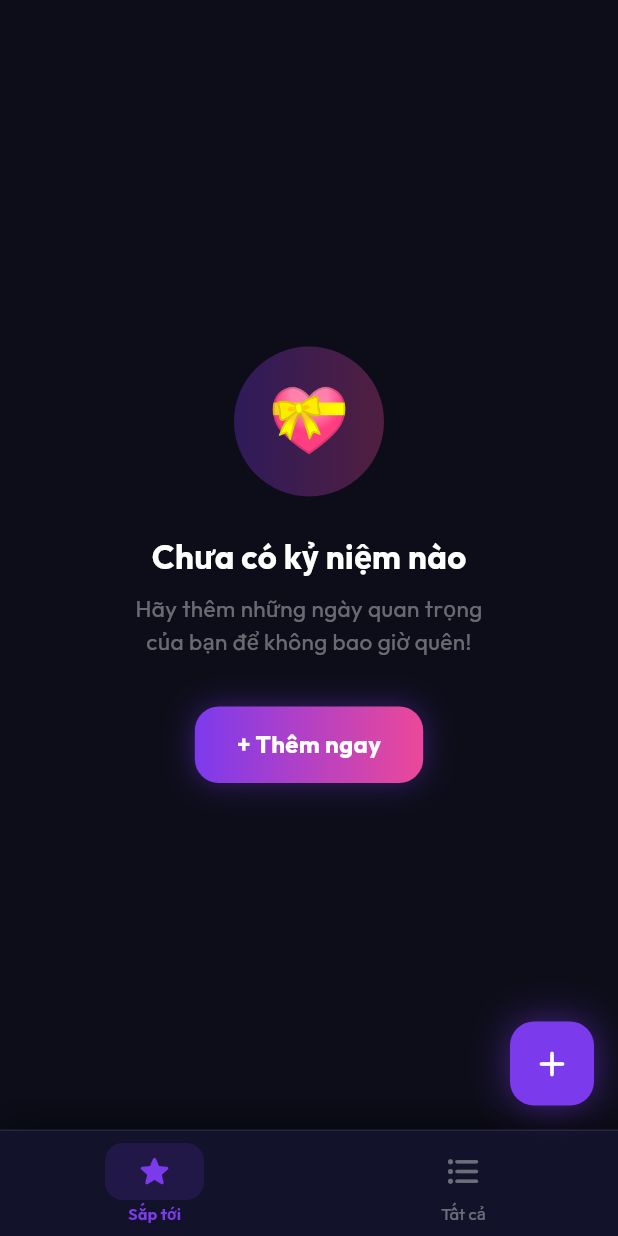
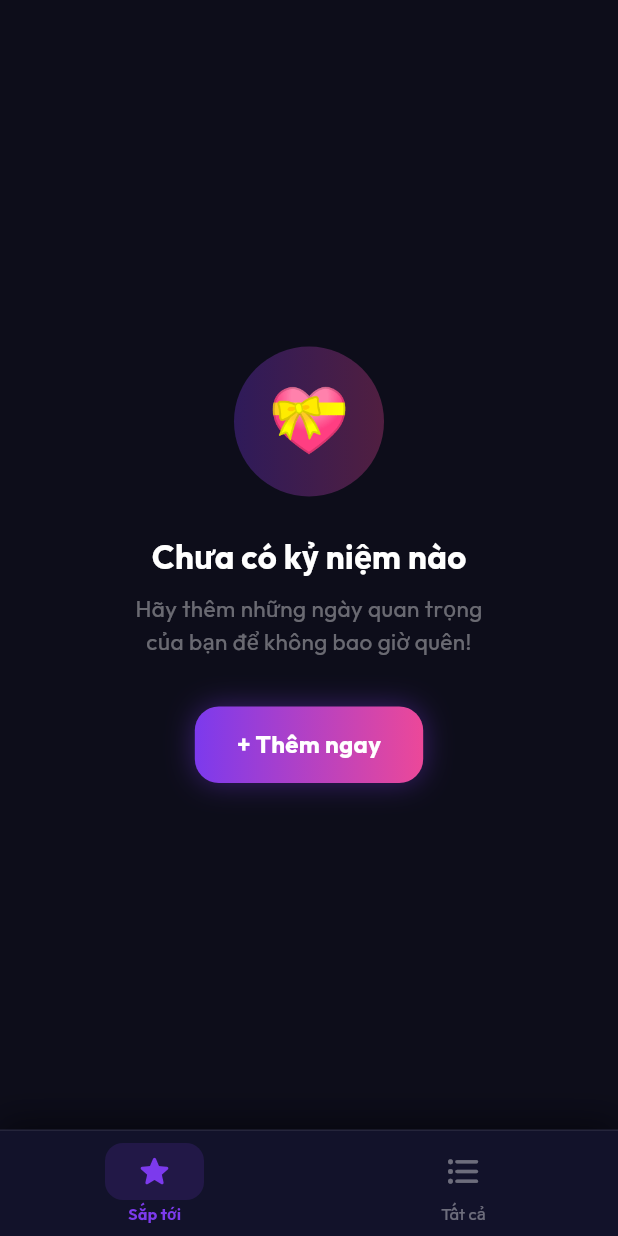
Before and after one commit to namtv95it/countdown_app, a Flutter app: the screen it shows after launch, on a phone screen of 412 x 824 dp. Run offline on Flutter 3.47's test engine with Material 3 defaults, Android fonts, the phone set to English and light mode, and no system bars; our stand-ins replace google_fonts, google_mobile_ads, shared_preferences; missing offline and left inert: lunar; network calls fail.

Commit message:
Update home_screen.dart

```diff
--- a/lib/screens/home_screen.dart
+++ b/lib/screens/home_screen.dart
@@ -236,7 +236,7 @@ class _HomeScreenState extends State<HomeScreen>
               ? _buildHeroTab()
               : _buildAllEventsTab(),
       bottomNavigationBar: _buildBottomNav(),
-      floatingActionButton: _buildFAB(),
+      floatingActionButton: _currentTab == 1 ? _buildFAB() : null,
       floatingActionButtonLocation: FloatingActionButtonLocation.endFloat,
     );
   }
@@ -375,6 +375,20 @@ class _HomeScreenState extends State<HomeScreen>
                           ),
                         ],
                       ),
+                    const SizedBox(width: 12),
+                    // Add Button (Header)
+                    GestureDetector(
+                      onTap: _navigateToAdd,
+                      child: Container(
+                        padding: const EdgeInsets.all(8),
+                        decoration: BoxDecoration(
+                          color: Colors.white.withValues(alpha: 0.15),
+                          borderRadius: BorderRadius.circular(12),
+                          border: Border.all(color: Colors.white24),
+                        ),
+                        child: const Icon(Icons.add_rounded, color: Colors.white, size: 20),
+                      ),
+                    ),
                   ],
                 ),
               ),
@@ -416,7 +430,7 @@ class _HomeScreenState extends State<HomeScreen>
                         ),
                       ),
 
-                      const SizedBox(height: 24),
+                      const SizedBox(height: 16),
 
                       // ── Tên sự kiện ──
                       Text(
@@ -468,7 +482,7 @@ class _HomeScreenState extends State<HomeScreen>
                         ],
                       ),
 
-                      const SizedBox(height: 36),
+                      const SizedBox(height: 16),
 
                       // ── Badge ngày ──
                       AnimatedContainer(
@@ -506,7 +520,7 @@ class _HomeScreenState extends State<HomeScreen>
                         ),
                       ),
 
-                      const SizedBox(height: 32),
+                      const SizedBox(height: 16),
 
                       // ── Countdown boxes: Ngày : Giờ : Phút : Giây ──
                       if (!isToday)
@@ -539,14 +553,50 @@ class _HomeScreenState extends State<HomeScreen>
                           ],
                         ),
 
-                      const SizedBox(height: 32),
+                      const SizedBox(height: 16),
 
-                      // ── Nút xem chi tiết ──
+                      // ── Các nút hành động ──
+                      Row(
+                        mainAxisAlignment: MainAxisAlignment.center,
+                        children: [
+                          if (featured.category.canSuggestProducts) ...[
+                            GestureDetector(
+                              onTap: () {
+                                // TODO: Mở tính năng gợi ý quà tặng
+                              },
+                              child: Container(
+                                padding: const EdgeInsets.symmetric(
+                                    horizontal: 20, vertical: 14),
+                                decoration: BoxDecoration(
+                                  color: const Color(0xFF10B981).withValues(alpha: 0.15),
+                                  borderRadius: BorderRadius.circular(16),
+                                  border: Border.all(
+                                      color: const Color(0xFF10B981).withValues(alpha: 0.5)),
+                                ),
+                                child: Row(
+                                  mainAxisSize: MainAxisSize.min,
+                                  children: [
+                                    const Text('🛍️', style: TextStyle(fontSize: 14)),
+                                    const SizedBox(width: 6),
+                                    Text(
+                                      'Gợi ý quà',
+                                      style: GoogleFonts.outfit(
+                                        fontSize: 15,
+                                        fontWeight: FontWeight.w700,
+                                        color: const Color(0xFF10B981),
+                                      ),
+                                    ),
+                                  ],
+                                ),
+                              ),
+                            ),
+                            const SizedBox(width: 12),
+                          ],
                           GestureDetector(
                             onTap: () => _navigateToDetail(featured),
                             child: Container(
                               padding: const EdgeInsets.symmetric(
-                              horizontal: 28, vertical: 14),
+                                  horizontal: 24, vertical: 14),
                               decoration: BoxDecoration(
                                 color: cardColor.withValues(alpha: 0.2),
                                 borderRadius: BorderRadius.circular(16),
@@ -570,6 +620,8 @@ class _HomeScreenState extends State<HomeScreen>
                                 ],
                               ),
                             ),
+                          ),
+                        ],
                       ),
                     ],
                   ),
@@ -982,11 +1034,13 @@ class _HomeScreenState extends State<HomeScreen>
   }
 
   // ─────────────────────────────────────────────────────────
-  // FAB
+  // Empty states
   // ─────────────────────────────────────────────────────────
   Widget _buildFAB() {
     final accent = _accentColor;
     return Container(
+      width: 56,
+      height: 56,
       decoration: BoxDecoration(
         borderRadius: BorderRadius.circular(16),
         color: accent,
@@ -1005,10 +1059,6 @@ class _HomeScreenState extends State<HomeScreen>
       ),
     );
   }
-
-  // ─────────────────────────────────────────────────────────
-  // Empty states
-  // ─────────────────────────────────────────────────────────
   Widget _buildEmptyState() {
     return Center(
       child: Column(
```
Lines whose indentation alone changed are shown as unchanged.
